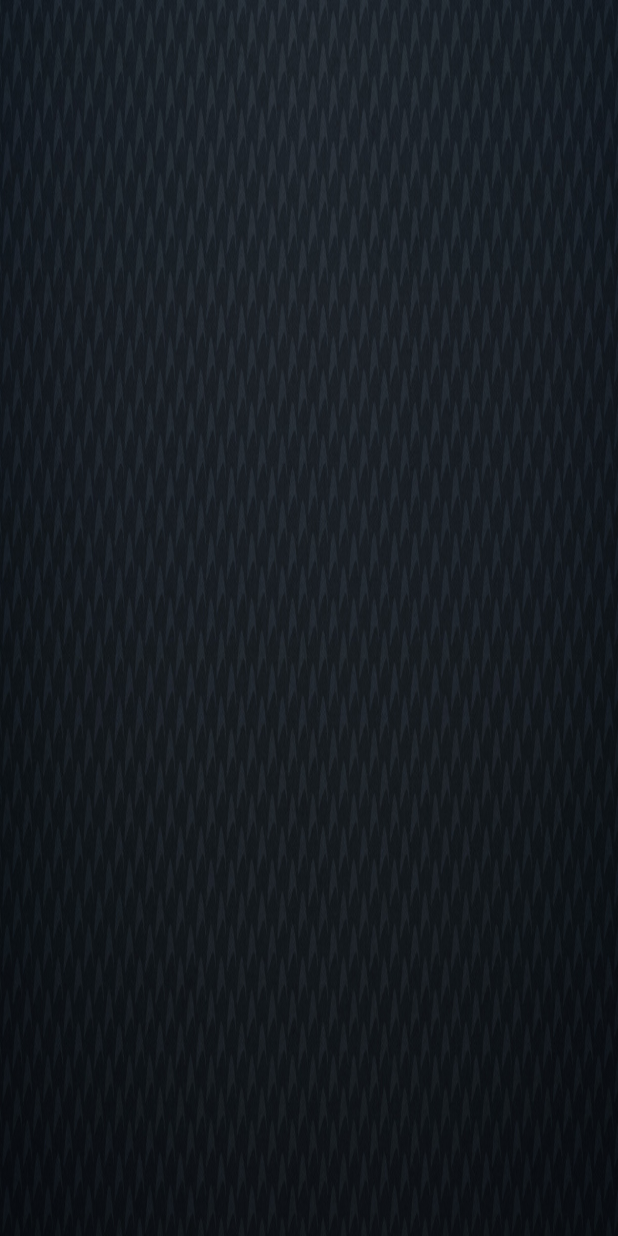
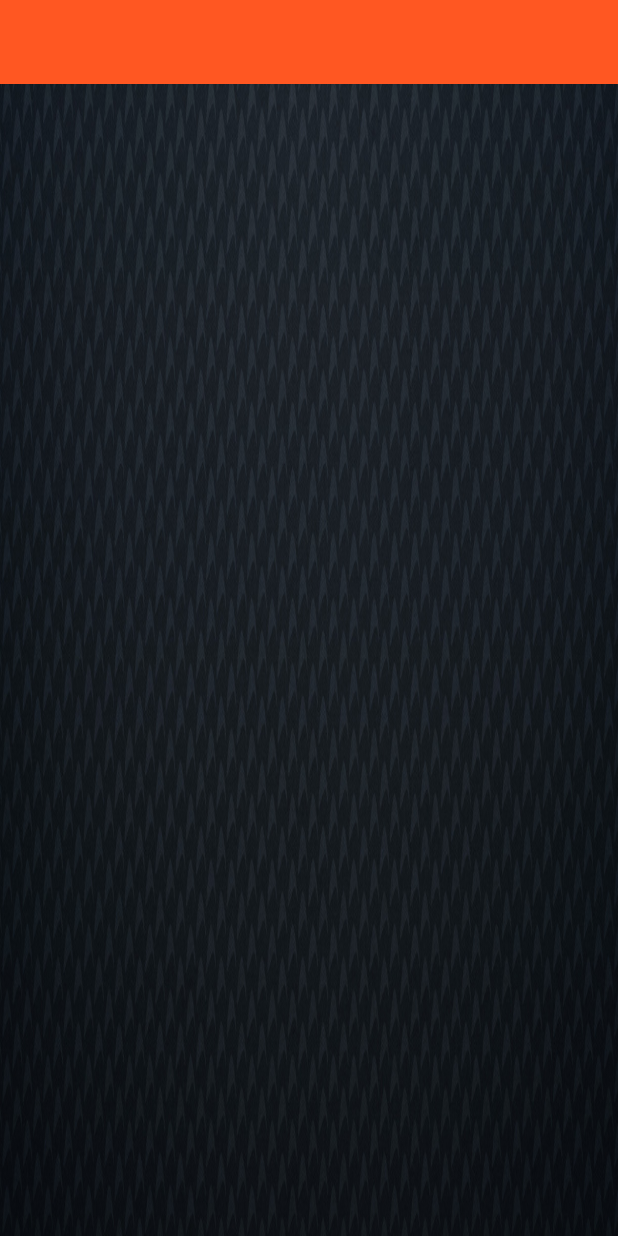
Before and after one commit to giovas17/Popular_Movies, an Android app: the layout activity_main.xml on its own in the app's theme, with its tools: preview values and no code run, on a phone screen of 412 x 824 dp. Run offline under Robolectric (Android 15) with nearby library versions, the phone set to English and light mode, and no system bars.

```diff
--- a/app/build.gradle
+++ b/app/build.gradle
@@ -26,5 +26,8 @@ android {
 dependencies {
     compile fileTree(dir: 'libs', include: ['*.jar'])
     compile 'com.android.support:appcompat-v7:22.1.1'
+    compile 'com.android.support:design:22.2.0'
+    compile 'com.android.support:palette-v7:22.2.0'
+    compile 'com.android.support:recyclerview-v7:22.2.0'
     compile 'com.squareup.picasso:picasso:2.5.2'
 }
--- a/app/src/main/java/softwaremobility/darkgeat/data/DataBase.java
+++ b/app/src/main/java/softwaremobility/darkgeat/data/DataBase.java
@@ -33,8 +33,8 @@ public class DataBase {
                                             Key_Description + " TEXT NOT NULL, " +
                                             Key_Popularity + " FLOAT, " +
                                             Key_Rating + " FLOAT, " +
-                                            Key_Poster + " TEXT, " +
-                                            Key_Preview + " TEXT);";
+                                            Key_Poster + " BLOB, " +
+                                            Key_Preview + " BLOB);";
     /** ---------------------------------- SQLite Helper ------------------------------------**/
     private MyHelper myDB;
     private SQLiteDatabase myDataBase;
--- a/app/src/main/res/layout/activity_main.xml
+++ b/app/src/main/res/layout/activity_main.xml
@@ -1,12 +1,22 @@
-<RelativeLayout xmlns:android="http://schemas.android.com/apk/res/android"
-    xmlns:tools="http://schemas.android.com/tools" android:layout_width="match_parent"
+<?xml version="1.0" encoding="utf-8"?>
+<RelativeLayout
+    xmlns:android="http://schemas.android.com/apk/res/android"
+    xmlns:app="http://schemas.android.com/apk/res-auto"
+    android:layout_width="match_parent"
     android:layout_height="match_parent"
-    android:background="@drawable/back_movies"
-    tools:context=".MainActivity">
+    android:background="@drawable/back_movies">
+
+    <android.support.v7.widget.Toolbar
+        android:id="@+id/toolbar"
+        android:layout_width="match_parent"
+        android:layout_height="?attr/actionBarSize"
+        app:popupTheme="@style/ThemeOverlay.AppCompat.Light" />
 
     <FrameLayout
         android:layout_width="match_parent"
         android:layout_height="match_parent"
+        android:layout_below="@+id/toolbar"
         android:id="@+id/principal_container"/>
 
+
 </RelativeLayout>
--- /dev/null
+++ b/app/src/main/res/values/color.xml
@@ -0,0 +1,7 @@
+<?xml version="1.0" encoding="utf-8"?>
+<resources>
+    <color name="primary_color">#ff5722</color>
+    <color name="primary_dark_color">#e64a19</color>
+    <color name="primary_light_color">#ffccbc</color>
+    <color name="accent_color">#00b0ff</color>
+</resources>
--- a/app/src/main/res/values/strings.xml
+++ b/app/src/main/res/values/strings.xml
@@ -12,13 +12,14 @@
     <string name="sort_list_key">SortBy</string>
     <string name="sort_list_title">Sort Movies By</string>
     <string name="sort_list_description">The way that movies will be sorted and displayed in the screen</string>
+    <string name="sort_list_default_value">popularity.desc</string>
     <string-array name="sort_options">
         <item>Most Popular</item>
         <item>Highest Rated</item>
     </string-array>
     <string-array name="sort_options_values">
-        <item>most_popular</item>
-        <item>higuest_rated</item>
+        <item>popularity.desc</item>
+        <item>vote_average.desc</item>
     </string-array>
     <!-- Algun otro comentario -->
 </resources>
--- a/app/src/main/res/values/styles.xml
+++ b/app/src/main/res/values/styles.xml
@@ -1,8 +1,26 @@
 <resources>
 
     <!-- Base application theme. -->
-    <style name="AppTheme" parent="Theme.AppCompat.Light.DarkActionBar">
+    <style name="AppTheme" parent="Theme.AppCompat.Light.NoActionBar">
+        <item name="colorPrimary">@color/primary_color</item>
+        <item name="colorPrimaryDark">@color/primary_dark_color</item>
+        <item name="colorAccent">@color/accent_color</item>
+        <item name="toolbarStyle">@style/Toolbar</item>
         <!-- Customize your theme here. -->
     </style>
 
+    <style name="ActionBarTheme" parent="AppTheme">
+        <item name="actionBarStyle">@style/ActionBar.Solid.Apps.NoTitle</item>
+    </style>
+
+    <style name="ActionBar.Solid.Apps.NoTitle" parent="Widget.AppCompat.Light.ActionBar.Solid.Inverse">
+        <item name="displayOptions">useLogo|showHome</item>
+        <item name="logo">@mipmap/ic_launcher</item>
+    </style>
+
+    <style name="Toolbar" parent="Widget.AppCompat.Toolbar">
+        <item name="android:background">?attr/colorPrimary</item>
+        <item name="popupTheme">@style/Theme.AppCompat.Light</item>
+    </style>
+
 </resources>
```
Also changed, not shown: app/src/main/java/softwaremobility/darkgeat/adapters/ImageAdapter.java (+10 -0 lines), app/src/main/java/softwaremobility/darkgeat/fragments/Detail.java (added, +50 -0 lines), app/src/main/java/softwaremobility/darkgeat/fragments/Principal.java (+9 -3 lines), app/src/main/java/softwaremobility/darkgeat/network/NetworkConnection.java (+17 -8 lines), app/src/main/java/softwaremobility/darkgeat/objects/Utils.java (added, +20 -0 lines), app/src/main/java/softwaremobility/darkgeat/popularmovies1/MainActivity.java (+29 -0 lines), app/src/main/res/layout/fragment_detail.xml (added, +58 -0 lines), app/src/main/res/layout/poster_preview_item.xml (+7 -2 lines), app/src/main/res/drawable/test_android.jpg (added), 1 other file.
